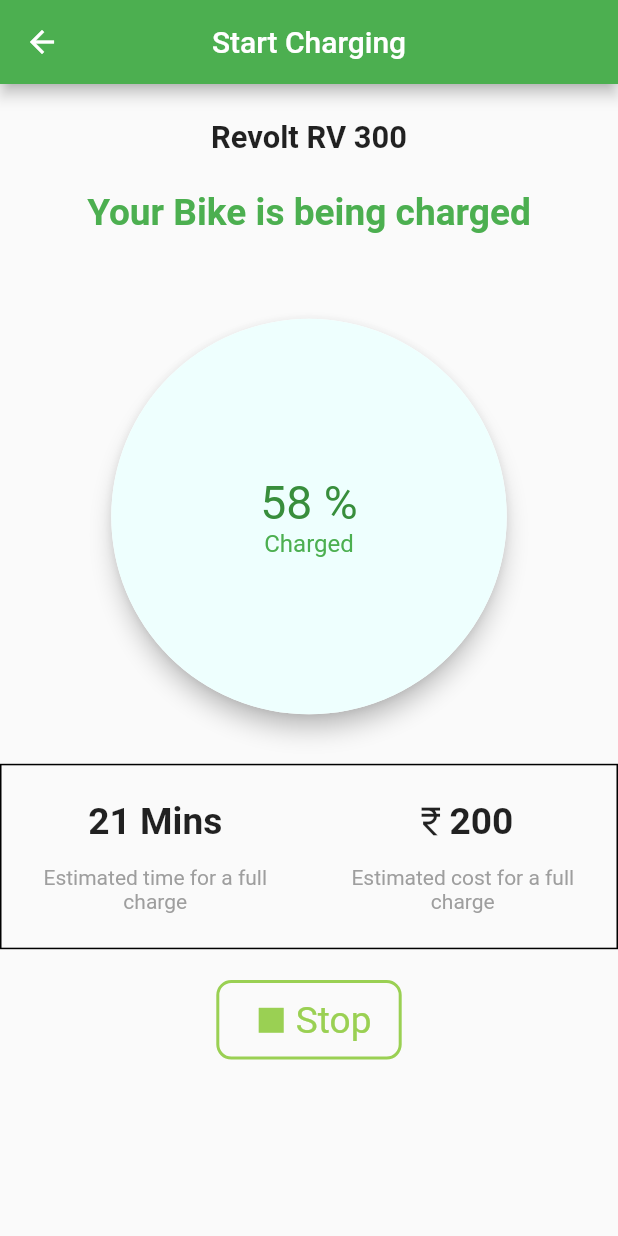
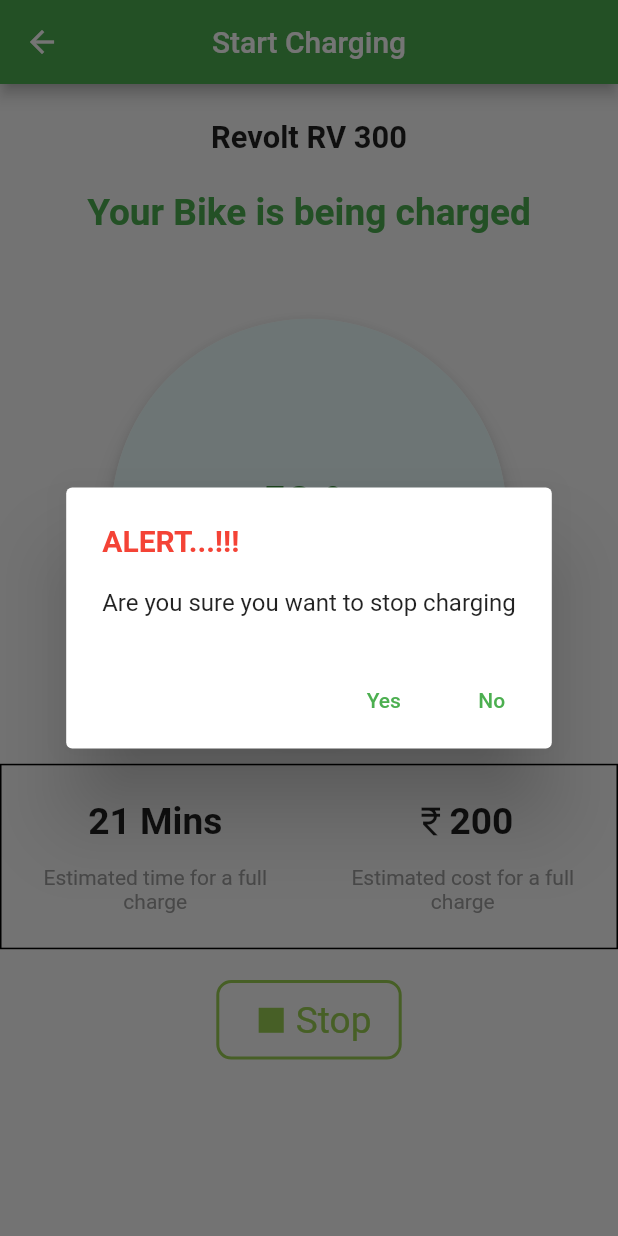
Before and after one commit to Atharvavpel/vcharge, a Flutter app: the StartChargingScreen screen opened directly, after a tap on "Stop", on a phone screen of 412 x 824 dp. Run offline on Flutter 3.47's test engine with Material 2 defaults, Android fonts, the phone set to English and light mode, and no system bars; our stand-ins replace curved_navigation_bar, date_picker_timeline, flutter_map, flutter_svg, fluttertoast, font_awesome_flutter and 7 more; missing offline and left inert: latlng, qr_code_scanner; accounts and stored records are empty; network calls fail.

Commit message:
Added stopChargingAlertPopUp.dart in startChargingScreen

```diff
--- a/lib/view/scanToCharge/scanToCharge.dart
+++ b/lib/view/scanToCharge/scanToCharge.dart
@@ -487,9 +487,8 @@ class ScanToChargeState extends State<ScanToCharge> {
                                                       newValue.toInt();
                                                 });
                                               },
-                                              label: unitsSliderValue
-                                                      .toStringAsFixed(0) +
-                                                  'units',
+                                              label: '${unitsSliderValue
+                                                      .toStringAsFixed(0)} Units',
                                             ),
                                           ),
                                         ),
--- a/lib/view/startChargingScreen/startChargingScreen.dart
+++ b/lib/view/startChargingScreen/startChargingScreen.dart
@@ -1,5 +1,7 @@
 import 'package:flutter/material.dart';
 import 'package:get/get.dart';
+
+import 'widgets/stopChargingAlertPopup.dart';
 
 class StartChargingScreen extends StatefulWidget {
   @override
@@ -145,7 +147,14 @@ class StartChargingScreenState extends State<StartChargingScreen> {
                     borderRadius: BorderRadius.circular(10)),
                 margin: EdgeInsets.all(Get.width * 0.05),
                 child: InkWell(
-                  onTap: (){},
+                  onTap: () {
+                    showDialog(
+                        barrierDismissible: false,
+                        context: context,
+                        builder: (BuildContext context) {
+                          return StopChargingAlertPopUp();
+                        });
+                  },
                   child: Padding(
                     padding: const EdgeInsets.all(8.0),
                     child: Row(
@@ -168,8 +177,6 @@ class StartChargingScreenState extends State<StartChargingScreen> {
                   ),
                 ),
               )
-
-
             ],
           ),
         ),
--- /dev/null
+++ b/lib/view/startChargingScreen/widgets/stopChargingAlertPopup.dart
@@ -0,0 +1,19 @@
+import 'package:flutter/material.dart';
+import 'package:get/get.dart';
+
+class StopChargingAlertPopUp extends StatelessWidget {
+  @override
+  Widget build(BuildContext context) {
+    return AlertDialog(
+      title: const Text('ALERT...!!!', style: TextStyle(color: Colors.red, fontWeight: FontWeight.bold),),
+      content:
+          const Expanded(child: Text('Are you sure you want to stop charging')),
+      actions: [
+        TextButton(onPressed: () {}, child: const Text('Yes')),
+        TextButton(onPressed: () {
+          Navigator.of(context).pop();
+        }, child: const Text('No'))
+      ],
+    );
+  }
+}
```
